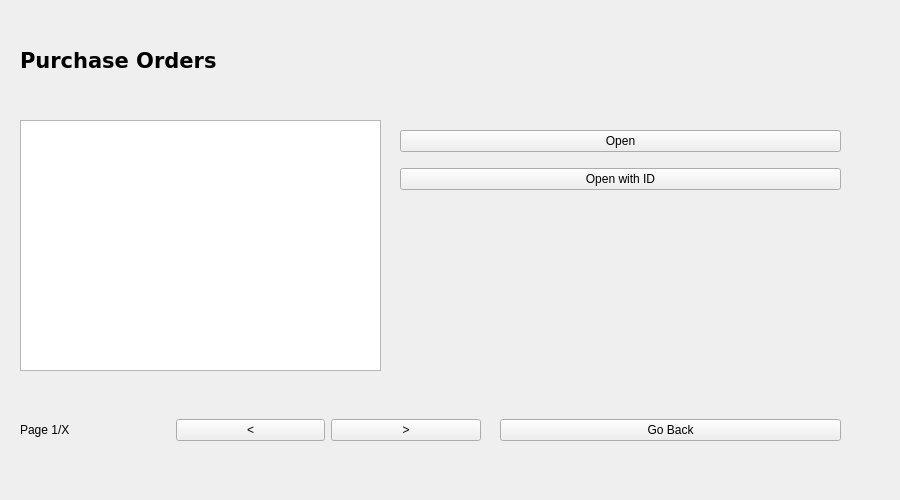
Before: the Qt Designer form src/view/ui/widget_purchase_orders.ui in mjovanc/trademax-api-client, drawn with Qt 5.
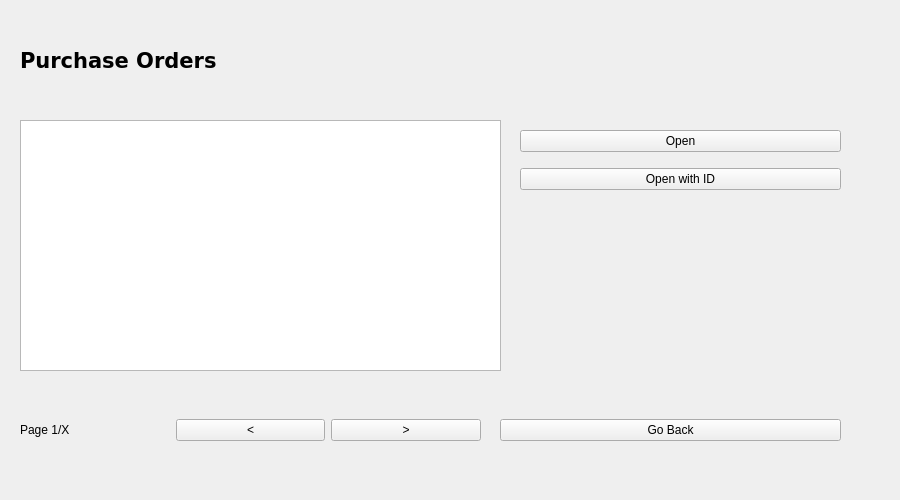
After: the same form once the commit is applied.

Commit message: Changing window sizes

```diff
--- a/src/view/ui/widget_purchase_orders.ui
+++ b/src/view/ui/widget_purchase_orders.ui
@@ -18,7 +18,7 @@
     <rect>
      <x>20</x>
      <y>120</y>
-     <width>361</width>
+     <width>481</width>
      <height>251</height>
     </rect>
    </property>
@@ -31,9 +31,9 @@
   <widget class="QWidget" name="horizontalLayoutWidget_2">
    <property name="geometry">
     <rect>
-     <x>400</x>
+     <x>520</x>
      <y>120</y>
-     <width>441</width>
+     <width>321</width>
      <height>81</height>
     </rect>
    </property>
```
